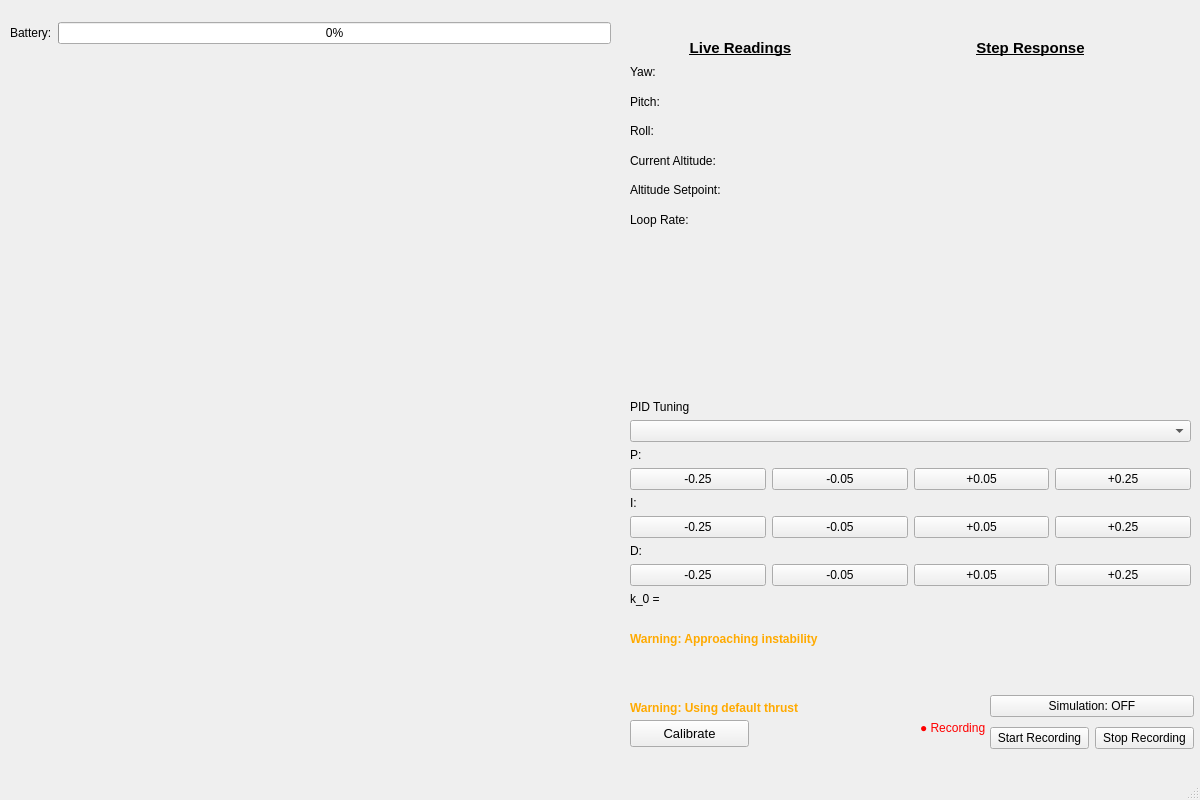
Jone-the-creator/Digital_Twin_client, file GUI/ui/designer files/main_window.ui: the form before one commit.
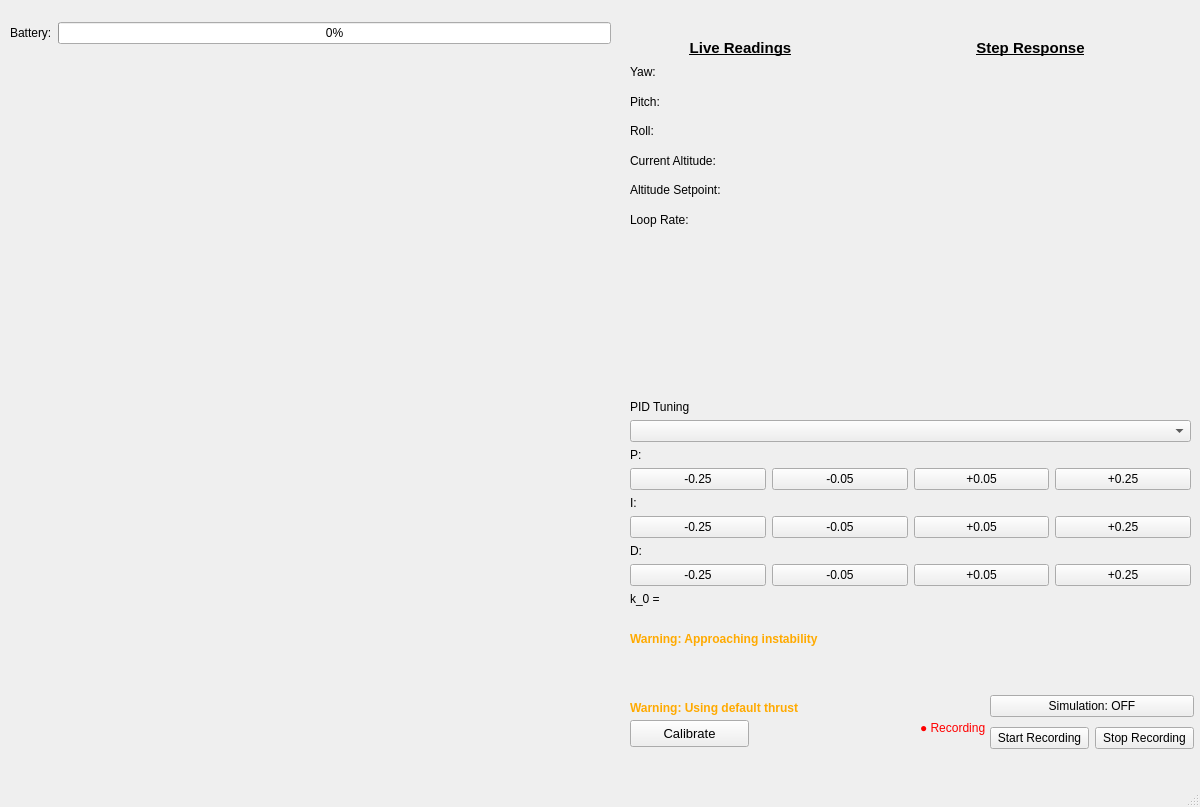
The form after the commit.

Patch:
```diff
--- a/GUI/ui/designer files/main_window.ui
+++ b/GUI/ui/designer files/main_window.ui
@@ -7,7 +7,7 @@
     <x>0</x>
     <y>0</y>
     <width>1200</width>
-    <height>800</height>
+    <height>807</height>
    </rect>
   </property>
   <property name="windowTitle">
```
